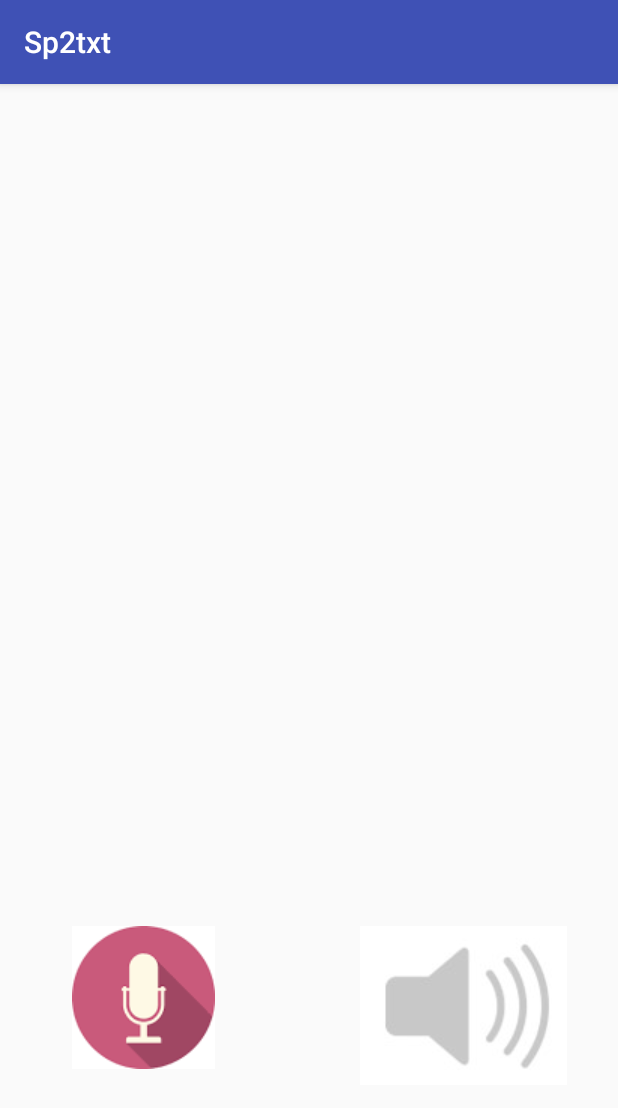
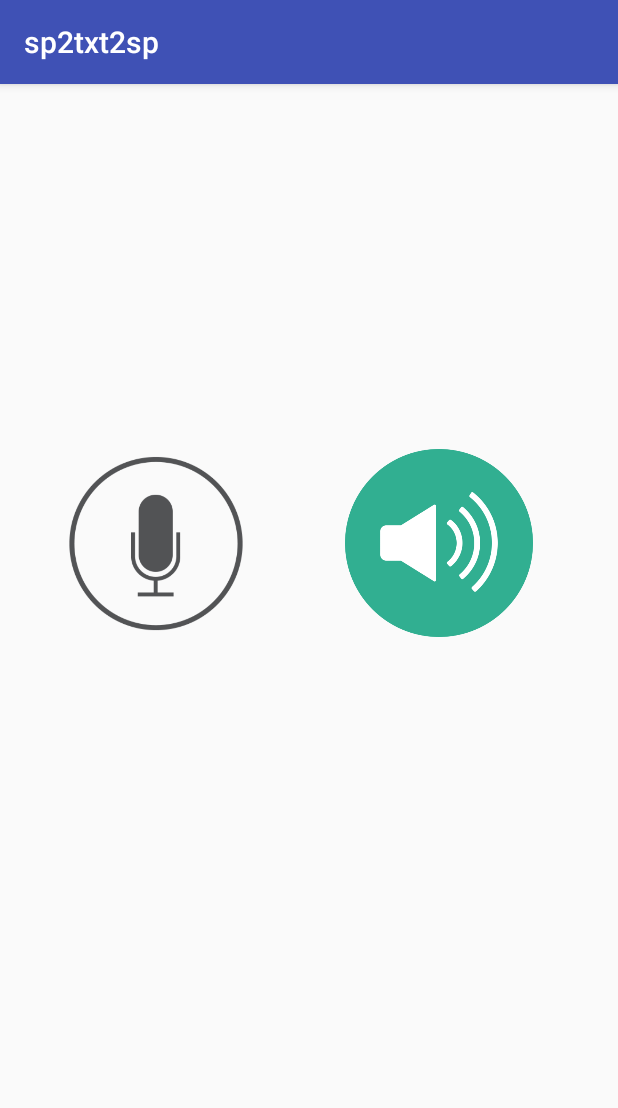
Before and after one commit to pulkitjainn/sp2txt2sp, an Android app: the screen it shows after launch (MainActivity), on a phone screen of 412 x 824 dp. Shown: the top 1108 px of the screen. Run offline under Robolectric (Android 15) with nearby library versions, the phone set to English and light mode, and no system bars.

Commit message:
sp2txt2sp

```diff
--- a/app/src/main/res/layout/activity_main.xml
+++ b/app/src/main/res/layout/activity_main.xml
@@ -22,25 +22,25 @@
         android:layout_centerHorizontal="true" />
 
     <ImageView
-        android:layout_width="wrap_content"
-        android:layout_height="wrap_content"
-        android:layout_marginBottom="95dp"
+        android:layout_width="125dp"
+        android:layout_height="125dp"
         android:id="@+id/sp"
-        android:src="@drawable/images"
-        android:layout_alignParentBottom="true"
+        android:src="@drawable/mic"
+        android:layout_marginLeft="25dp"
+        android:layout_marginStart="25dp"
+        android:layout_alignTop="@+id/ls"
         android:layout_alignParentLeft="true"
-        android:layout_alignParentStart="true"
-        android:layout_marginLeft="32dp"
-        android:layout_marginStart="32dp" />
+        android:layout_alignParentStart="true" />
 
     <ImageView
-        android:layout_width="wrap_content"
-        android:layout_height="wrap_content"
+        android:layout_width="125dp"
+        android:layout_height="125dp"
         android:id="@+id/ls"
-        android:src="@drawable/volume"
-        android:layout_marginRight="18dp"
-        android:layout_marginEnd="18dp"
-        android:layout_alignTop="@+id/sp"
-        android:layout_alignParentRight="true"
-        android:layout_alignParentEnd="true" />
+        android:src="@drawable/vol"
+        android:layout_marginTop="99dp"
+        android:layout_below="@+id/tv"
+        android:layout_toRightOf="@+id/tv"
+        android:layout_toEndOf="@+id/tv"
+        android:layout_marginLeft="24dp"
+        android:layout_marginStart="24dp" />
 </RelativeLayout>
--- a/app/src/main/res/values/strings.xml
+++ b/app/src/main/res/values/strings.xml
@@ -1,3 +1,3 @@
 <resources>
-    <string name="app_name">Sp2txt</string>
+    <string name="app_name">sp2txt2sp</string>
 </resources>
```
Also changed, not shown: app/src/main/ic_launcher-web.png (added), app/src/main/res/drawable/mic.png (added), app/src/main/res/drawable/vol.png (added), app/src/main/res/mipmap-hdpi/ic_launcher.png, app/src/main/res/mipmap-mdpi/ic_launcher.png, app/src/main/res/mipmap-xhdpi/ic_launcher.png, app/src/main/res/mipmap-xxhdpi/ic_launcher.png, app/src/main/res/mipmap-xxxhdpi/ic_launcher.png.
